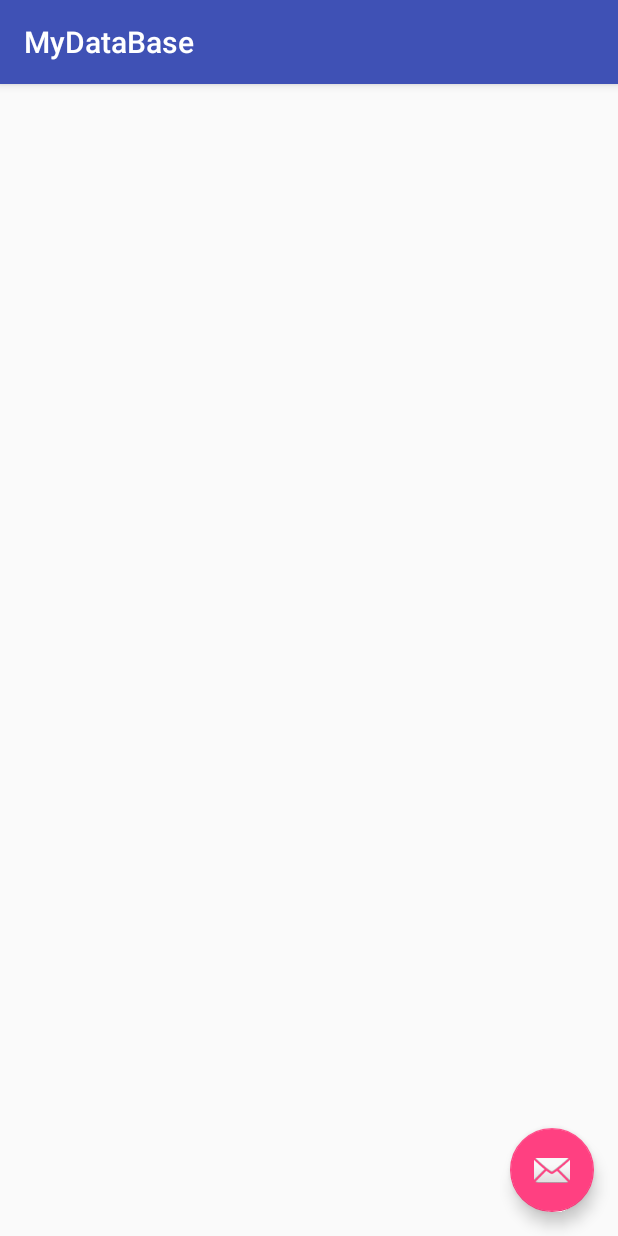
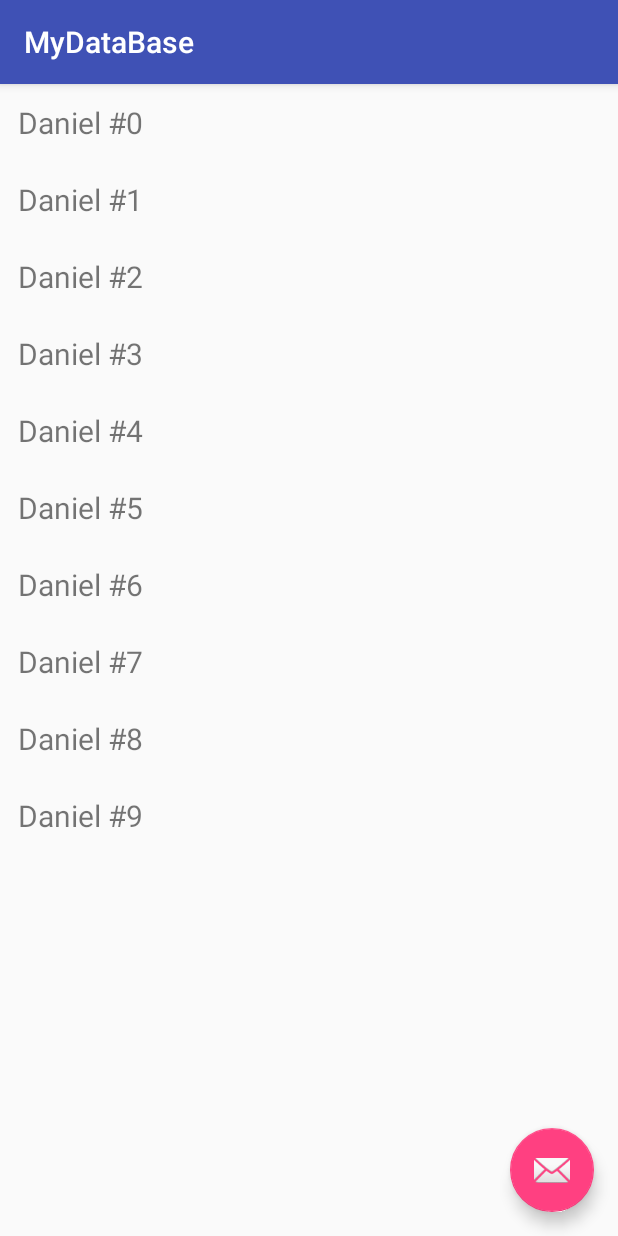
Before and after one commit to cogito96/Android-Baza-Danych, an Android app: the screen it shows after launch (MainActivity), on a phone screen of 412 x 824 dp. Run offline under Robolectric (Android 15) with nearby library versions, the phone set to English and light mode, and no system bars.

Commit message:
dodanie generowanej listy imion

```diff
--- a/app/src/main/java/com/example/aa/mydatabase/MainActivity.java
+++ b/app/src/main/java/com/example/aa/mydatabase/MainActivity.java
@@ -3,18 +3,23 @@ package com.example.aa.mydatabase;
 import android.content.Intent;
 import android.os.Bundle;
 import android.support.design.widget.FloatingActionButton;
-import android.support.design.widget.Snackbar;
 import android.support.v7.app.AppCompatActivity;
+import android.support.v7.widget.LinearLayoutManager;
+import android.support.v7.widget.RecyclerView;
 import android.support.v7.widget.Toolbar;
-import android.util.Log;
 import android.view.View;
-import android.view.Menu;
-import android.view.MenuItem;
+
+import com.example.aa.mydatabase.adapters.UserAdapter;
+
+import java.util.ArrayList;
 
 public class MainActivity extends AppCompatActivity {
     private static final String TAG = "MainActivity";
 
+    RecyclerView recyclerView;
+    UserAdapter adapter;
     FloatingActionButton fab;
+    ArrayList<String> users;
 
     @Override
     protected void onCreate(Bundle savedInstanceState) {
@@ -23,11 +28,22 @@ public class MainActivity extends AppCompatActivity {
         Toolbar toolbar = (Toolbar) findViewById(R.id.toolbar);
         setSupportActionBar(toolbar);
 
+        recyclerView = findViewById(R.id.recycler_view);
+
+        users = new ArrayList<>();
+
+
+        for (int i =0; i< 10 ; i++){
+            users.add("Daniel #" + i);
+        }
+        recyclerView.setLayoutManager(new LinearLayoutManager(this));
+        adapter = new UserAdapter(users);
+        recyclerView.setAdapter(adapter);
+
         fab = findViewById(R.id.fab);
         fab.setOnClickListener(new View.OnClickListener() {
             @Override
             public void onClick(View v) {
-                Log.d(TAG, "onClick: pressed!");
                 startActivity(new Intent(MainActivity.this , CreateUser.class));
             }
         });
--- /dev/null
+++ b/app/src/main/java/com/example/aa/mydatabase/adapters/UserAdapter.java
@@ -0,0 +1,50 @@
+package com.example.aa.mydatabase.adapters;
+
+import android.support.v7.widget.RecyclerView;
+import android.view.LayoutInflater;
+import android.view.TextureView;
+import android.view.View;
+import android.view.ViewGroup;
+import android.widget.TextView;
+
+import com.example.aa.mydatabase.R;
+
+import java.util.ArrayList;
+
+/**
+ * Created by aa on 17.12.2017.
+ */
+
+public class UserAdapter extends RecyclerView.Adapter <UserAdapter.ViewHolder> {
+
+    ArrayList<String> users;
+
+    public UserAdapter(ArrayList<String> users) {
+        this.users = users;
+    }
+
+    @Override
+    public UserAdapter.ViewHolder onCreateViewHolder(ViewGroup parent, int viewType) {
+        View view = LayoutInflater.from(parent.getContext()).inflate(R.layout.user_row,parent , false);
+        return new ViewHolder(view);
+    }
+
+    @Override
+    public void onBindViewHolder(UserAdapter.ViewHolder holder, int position) {
+        holder.firstName.setText(users.get(position));
+    }
+
+    @Override
+    public int getItemCount() {
+        return users.size();
+    }
+
+    public class ViewHolder extends RecyclerView.ViewHolder {
+        public TextView firstName;
+
+        public ViewHolder(View itemView) {
+            super(itemView);
+            firstName = itemView.findViewById(R.id.first_name);
+        }
+    }
+}
--- /dev/null
+++ b/app/src/main/res/layout/user_row.xml
@@ -0,0 +1,12 @@
+<?xml version="1.0" encoding="utf-8"?>
+<LinearLayout xmlns:android="http://schemas.android.com/apk/res/android"
+    android:layout_width="match_parent"
+    android:layout_height="wrap_content"
+    android:orientation="vertical"
+    android:padding="12dp">
+    <TextView
+        android:id="@+id/first_name"
+        android:textSize="20sp"
+        android:layout_width="match_parent"
+        android:layout_height="wrap_content"/>
+</LinearLayout>
```
